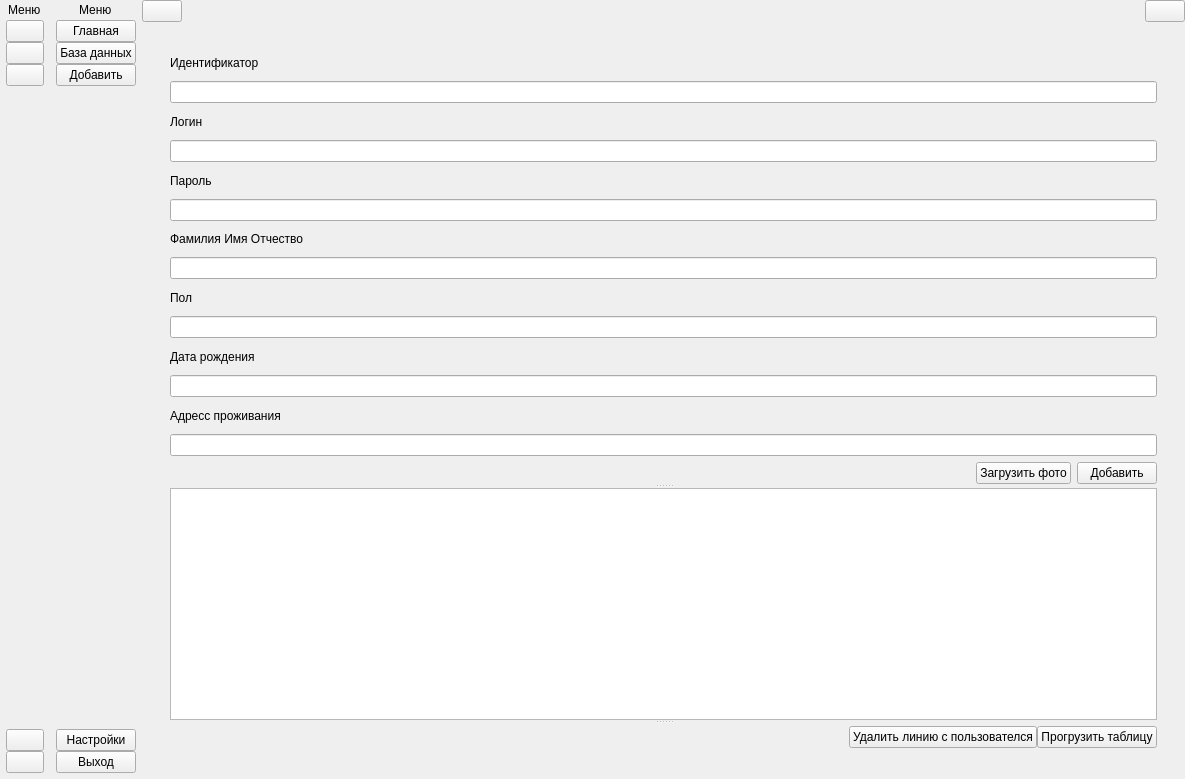
The window that assets/ui/app.ui (Bavalionprolate/face-look) describes before a commit, drawn with Qt 5.
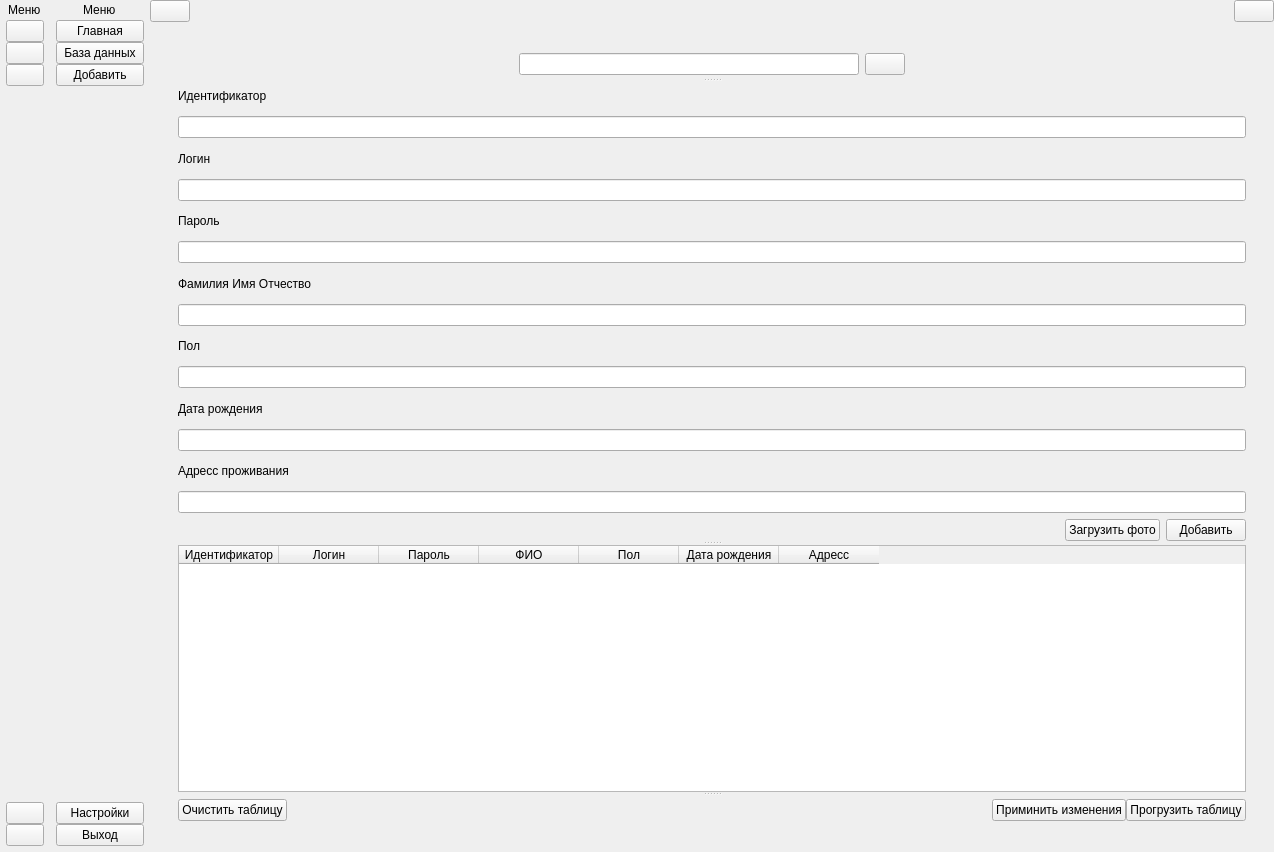
The same window after the commit. Icons and pictures are not drawn.

Patch:
```diff
--- a/assets/ui/app.ui
+++ b/assets/ui/app.ui
@@ -6,8 +6,8 @@
    <rect>
     <x>0</x>
     <y>0</y>
-    <width>1185</width>
-    <height>779</height>
+    <width>1274</width>
+    <height>852</height>
    </rect>
   </property>
   <property name="windowTitle">
@@ -886,27 +886,59 @@
                    <layout class="QGridLayout" name="gridLayout_12">
                     <item row="0" column="0">
                      <widget class="QSplitter" name="splitter">
-                      <property name="toolTipDuration">
-                       <number>-1</number>
-                      </property>
-                      <property name="autoFillBackground">
-                       <bool>false</bool>
-                      </property>
-                      <property name="styleSheet">
-                       <string notr="true"/>
-                      </property>
-                      <property name="frameShadow">
-                       <enum>QFrame::Plain</enum>
-                      </property>
-                      <property name="lineWidth">
-                       <number>1</number>
-                      </property>
                       <property name="orientation">
                        <enum>Qt::Vertical</enum>
                       </property>
-                      <property name="opaqueResize">
-                       <bool>true</bool>
-                      </property>
+                      <widget class="QWidget" name="widget_12" native="true">
+                       <layout class="QHBoxLayout" name="horizontalLayout_12">
+                        <item>
+                         <spacer name="horizontalSpacer_13">
+                          <property name="orientation">
+                           <enum>Qt::Horizontal</enum>
+                          </property>
+                          <property name="sizeHint" stdset="0">
+                           <size>
+                            <width>332</width>
+                            <height>20</height>
+                           </size>
+                          </property>
+                         </spacer>
+                        </item>
+                        <item>
+                         <widget class="QLineEdit" name="lineEdit_3"/>
+                        </item>
+                        <item>
+                         <widget class="QPushButton" name="btn_search_2">
+                          <property name="text">
+                           <string/>
+                          </property>
+                          <property name="icon">
+                           <iconset resource="../resource.qrc">
+                            <normaloff>:/svg/svg/search.svg</normaloff>:/svg/svg/search.svg</iconset>
+                          </property>
+                          <property name="iconSize">
+                           <size>
+                            <width>20</width>
+                            <height>20</height>
+                           </size>
+                          </property>
+                         </widget>
+                        </item>
+                        <item>
+                         <spacer name="horizontalSpacer_14">
+                          <property name="orientation">
+                           <enum>Qt::Horizontal</enum>
+                          </property>
+                          <property name="sizeHint" stdset="0">
+                           <size>
+                            <width>332</width>
+                            <height>20</height>
+                           </size>
+                          </property>
+                         </spacer>
+                        </item>
+                       </layout>
+                      </widget>
                       <widget class="QWidget" name="layoutWidget">
                        <layout class="QVBoxLayout" name="verticalLayout_32">
                         <item>
@@ -1044,7 +1076,43 @@
                         </item>
                        </layout>
                       </widget>
-                      <widget class="QTableWidget" name="tableWidget_2"/>
+                      <widget class="QTableWidget" name="tableWidget_2">
+                       <column>
+                        <property name="text">
+                         <string>Идентификатор</string>
+                        </property>
+                       </column>
+                       <column>
+                        <property name="text">
+                         <string>Логин</string>
+                        </property>
+                       </column>
+                       <column>
+                        <property name="text">
+                         <string>Пароль</string>
+                        </property>
+                       </column>
+                       <column>
+                        <property name="text">
+                         <string>ФИО</string>
+                        </property>
+                       </column>
+                       <column>
+                        <property name="text">
+                         <string>Пол</string>
+                        </property>
+                       </column>
+                       <column>
+                        <property name="text">
+                         <string>Дата рождения</string>
+                        </property>
+                       </column>
+                       <column>
+                        <property name="text">
+                         <string>Адресс</string>
+                        </property>
+                       </column>
+                      </widget>
                       <widget class="QWidget" name="widget_10" native="true">
                        <layout class="QHBoxLayout" name="horizontalLayout_10">
                         <property name="spacing">
@@ -1062,6 +1130,13 @@
                         <property name="bottomMargin">
                          <number>0</number>
                         </property>
+                        <item>
+                         <widget class="QPushButton" name="btn_clear_table_2">
+                          <property name="text">
+                           <string>Очистить таблицу</string>
+                          </property>
+                         </widget>
+                        </item>
                         <item>
                          <spacer name="horizontalSpacer_10">
                           <property name="orientation">
@@ -1078,7 +1153,7 @@
                         <item>
                          <widget class="QPushButton" name="pushButton_6">
                           <property name="text">
-                           <string>Удалить линию с пользователся</string>
+                           <string>Приминить изменения</string>
                           </property>
                          </widget>
                         </item>
```
Left out of the diff: 94 changed lines with no effect on the pictures.
